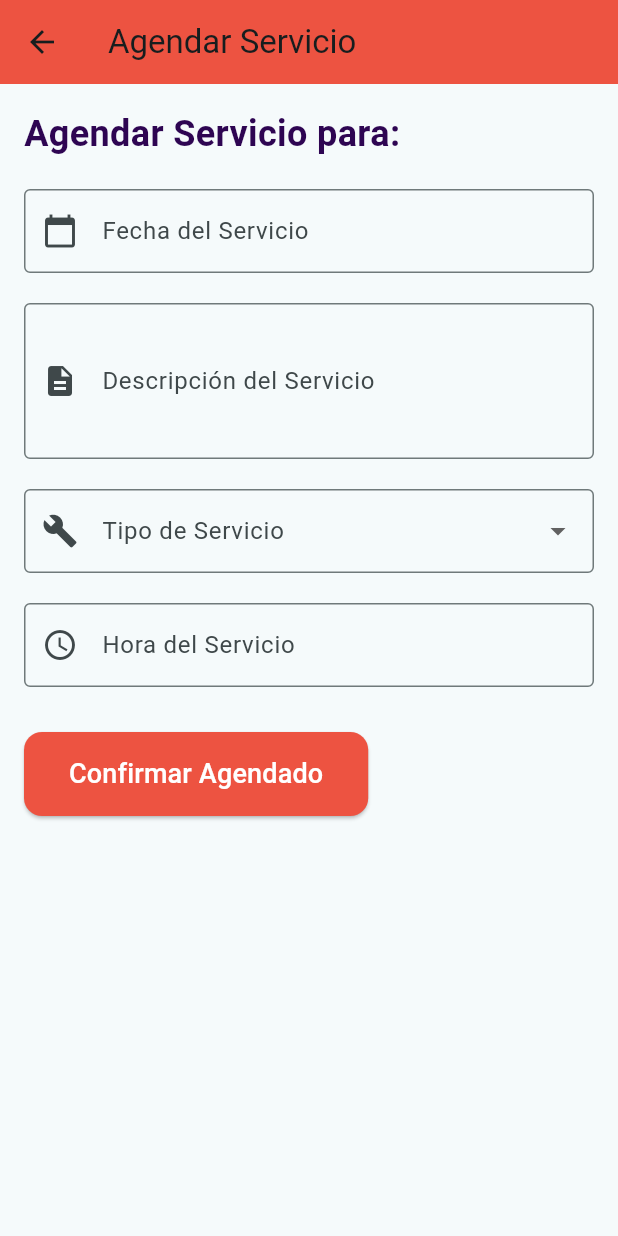
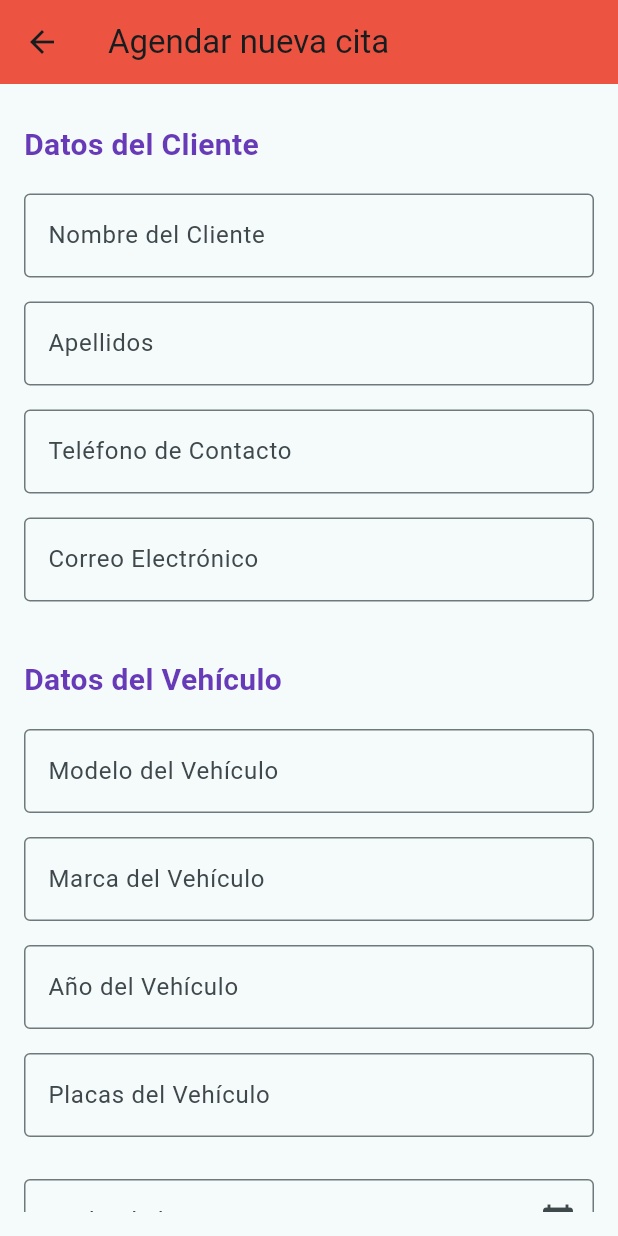
Before and after one commit to BIZAGoD/appclientemia, a Flutter app: the PantallaDetallesTaller screen opened directly with empty values, after a tap on "Agendar una Cita", on a phone screen of 412 x 824 dp. Run offline on Flutter 3.47's test engine with Material 3 defaults, Android fonts, the phone set to English and light mode, and no system bars; Roboto replaces fonts that are missing (Arial).

Commit message:
agendar cita

```diff
--- a/lib/Pantallas/Servicios/PantallaAgendarServicio.dart
+++ b/lib/Pantallas/Servicios/PantallaAgendarServicio.dart
@@ -1,58 +1,106 @@
-import 'package:appcliente/Pantallas/Servicios/PantallaAgregarTaller.dart';
-import 'package:appcliente/Pantallas/Servicios/PantallaServicioAgendado.dart';
 import 'package:flutter/material.dart';
 import 'package:http/http.dart' as http;
 import 'dart:convert';
+import 'package:appcliente/Pantallas/Servicios/PantallaAgregarTaller.dart';
+import 'package:appcliente/Pantallas/Servicios/PantallaServicioAgendado.dart';
 
 class PantallaAgendarServicio extends StatefulWidget {
-  final Taller taller;
-
-  const PantallaAgendarServicio({super.key, required this.taller});
+  const PantallaAgendarServicio({super.key});
 
   @override
   _PantallaAgendarServicioState createState() => _PantallaAgendarServicioState();
 }
 
 class _PantallaAgendarServicioState extends State<PantallaAgendarServicio> {
-  TextEditingController fechaController = TextEditingController();
-  TextEditingController horaController = TextEditingController();
-  TextEditingController descripcionController = TextEditingController();
-  String? selectedTipoServicio;
+  final _formKey = GlobalKey<FormState>();
+  final TextEditingController _fechaController = TextEditingController();
+  final TextEditingController _nombreController = TextEditingController();
+  final TextEditingController _apellidosController = TextEditingController();
+  final TextEditingController _telefonoController = TextEditingController();
+  final TextEditingController _correoController = TextEditingController();
+  final TextEditingController _modeloController = TextEditingController();
+  final TextEditingController _marcaController = TextEditingController();
+  final TextEditingController _anioController = TextEditingController();
+  final TextEditingController _placasController = TextEditingController();
+  final TextEditingController _serviciosController = TextEditingController();
 
-  Future<void> agendarServicio() async {
-    final url = Uri.parse('https://followcar-api-railway-production.up.railway.app/api/citas');
+  bool _aceptaTerminos = false;
+  bool _aceptaPolitica = false;
 
+  @override
+  void dispose() {
+    _fechaController.dispose();
+    _nombreController.dispose();
+    _apellidosController.dispose();
+    _telefonoController.dispose();
+    _correoController.dispose();
+    _modeloController.dispose();
+    _marcaController.dispose();
+    _anioController.dispose();
+    _placasController.dispose();
+    _serviciosController.dispose();
+    super.dispose();
+  }
+
+  void _seleccionarFecha() async {
+    DateTime? fechaSeleccionada = await showDatePicker(
+      context: context,
+      initialDate: DateTime.now(),
+      firstDate: DateTime.now(),
+      lastDate: DateTime(2100),
+    );
+    if (fechaSeleccionada != null) {
+      setState(() {
+        _fechaController.text =
+            "${fechaSeleccionada.day}/${fechaSeleccionada.month}/${fechaSeleccionada.year}";
+      });
+    }
+  }
+
+  Future<void> _agendarCita() async {
+    if (!_formKey.currentState!.validate() || !_aceptaTerminos || !_aceptaPolitica) {
+      ScaffoldMessenger.of(context).showSnackBar(
+        const SnackBar(content: Text('Debe completar todos los campos y aceptar los términos.')),
+      );
+      return;
+    }
+
+    final Map<String, dynamic> citaData = {
+      "nombre": _nombreController.text,
+      "apellidos": _apellidosController.text,
+      "telefono": _telefonoController.text,
+      "correo": _correoController.text,
+      "modelo": _modeloController.text,
+      "marca": _marcaController.text,
+      "anio": _anioController.text,
+      "placas": _placasController.text,
+      "fecha": _fechaController.text,
+      "servicios": _serviciosController.text,
+    };
+
+    final url = Uri.parse("https://followcar-api-railway-production.up.railway.app/api/cita");
+
+    try {
       final response = await http.post(
         url,
-      headers: {
-        'Content-Type': 'application/json',
-      },
-      body: json.encode({
-        'ClienteId': 1, // Suponiendo que el cliente tiene ID 1
-        'VehiculoId': 1, // Suponiendo que el vehículo tiene ID 1
-        'TipoServicioId': selectedTipoServicio, // Deberías mapear el servicio seleccionado
-        'MecanicoId': 1, // Suponiendo que el mecánico tiene ID 1
-        'FechaHora': '${fechaController.text} ${horaController.text}', // Fecha y hora concatenadas
-        'Estado': 'Pendiente',
-        'MotivoCancelacion': '',
-        'ObservacionesCliente': descripcionController.text,
-        'ObservacionesInternas': descripcionController.text,
-        'Prioridad': 'Alta',
-      }),
+        headers: {"Content-Type": "application/json"},
+        body: json.encode(citaData),
       );
 
-    if (response.statusCode == 200) {
-      ScaffoldMessenger.of(context).showSnackBar(
-        SnackBar(content: Text('Servicio agendado exitosamente')),
-      );
-
+      if (response.statusCode == 201) {
+        // Cita agendada con éxito, navega a la pantalla de confirmación
         Navigator.pushReplacement(
           context,
           MaterialPageRoute(builder: (context) => const PantallaServicioAgendado()),
         );
       } else {
         ScaffoldMessenger.of(context).showSnackBar(
-        SnackBar(content: Text('Error al agendar el servicio')),
+          const SnackBar(content: Text('Error al agendar la cita. Inténtelo de nuevo.')),
+        );
+      }
+    } catch (e) {
+      ScaffoldMessenger.of(context).showSnackBar(
+        SnackBar(content: Text('Error de conexión: $e')),
       );
     }
   }
@@ -61,122 +109,99 @@ class _PantallaAgendarServicioState extends State<PantallaAgendarServicio> {
   Widget build(BuildContext context) {
     return Scaffold(
       appBar: AppBar(
-        title: const Text('Agendar Servicio'),
+        title: const Text('Agendar nueva cita'),
         backgroundColor: const Color.fromARGB(255, 237, 83, 65),
       ),
       body: Padding(
         padding: const EdgeInsets.all(16.0),
+        child: Form(
+          key: _formKey,
           child: SingleChildScrollView(
             child: Column(
               crossAxisAlignment: CrossAxisAlignment.start,
               children: [
-              Text(
-                'Agendar Servicio para: ${widget.taller.nombre}',
-                style: const TextStyle(
-                  fontSize: 24,
-                  fontWeight: FontWeight.bold,
-                  color: Color.fromARGB(255, 46, 5, 82),
+                _buildSectionTitle('Datos del Cliente'),
+                _buildTextField('Nombre del Cliente', _nombreController),
+                _buildTextField('Apellidos', _apellidosController),
+                _buildTextField('Teléfono de Contacto', _telefonoController, keyboardType: TextInputType.phone),
+                _buildTextField('Correo Electrónico', _correoController, keyboardType: TextInputType.emailAddress),
+
+                const SizedBox(height: 20),
+                _buildSectionTitle('Datos del Vehículo'),
+                _buildTextField('Modelo del Vehículo', _modeloController),
+                _buildTextField('Marca del Vehículo', _marcaController),
+                _buildTextField('Año del Vehículo', _anioController, keyboardType: TextInputType.number),
+                _buildTextField('Placas del Vehículo', _placasController),
+
+                const SizedBox(height: 20),
+                TextFormField(
+                  controller: _fechaController,
+                  decoration: InputDecoration(
+                    labelText: 'Fecha de la Cita',
+                    suffixIcon: IconButton(
+                      icon: const Icon(Icons.calendar_today),
+                      onPressed: _seleccionarFecha,
                     ),
-              ),
-              const SizedBox(height: 20),
-
-              // Campo para seleccionar la fecha
-              TextFormField(
-                controller: fechaController,
-                decoration: InputDecoration(
-                  labelText: 'Fecha del Servicio',
-                  hintText: 'Selecciona la fecha',
                     border: OutlineInputBorder(),
-                  prefixIcon: const Icon(Icons.calendar_today),
                   ),
                   readOnly: true,
-                onTap: () async {
-                  // Aquí puedes agregar un selector de fecha
-                },
+                  validator: (value) => value!.isEmpty ? 'Seleccione una fecha' : null,
                 ),
-              const SizedBox(height: 20),
+                const SizedBox(height: 15),
+                _buildTextField('Servicios Solicitados', _serviciosController, maxLines: 3),
 
-              // Campo para descripción del servicio
-              TextFormField(
-                controller: descripcionController,
-                decoration: InputDecoration(
-                  labelText: 'Descripción del Servicio',
-                  hintText: 'Especifica el servicio requerido',
-                  border: OutlineInputBorder(),
-                  prefixIcon: const Icon(Icons.description),
-                ),
-                maxLines: 3,
-              ),
-              const SizedBox(height: 20),
-
-              // Selector de tipo de servicio
-              DropdownButtonFormField<String>(
-                decoration: InputDecoration(
-                  labelText: 'Tipo de Servicio',
-                  border: OutlineInputBorder(),
-                  prefixIcon: const Icon(Icons.build),
-                ),
-                items: [
-                  DropdownMenuItem(
-                    value: '1', // ID para Cambio de Aceite
-                    child: Text('Cambio de Aceite'),
-                  ),
-                  DropdownMenuItem(
-                    value: '2', // ID para Revisión General
-                    child: Text('Revisión General'),
-                  ),
-                  DropdownMenuItem(
-                    value: '3', // ID para Frenos
-                    child: Text('Frenos'),
-                  ),
-                  DropdownMenuItem(
-                    value: '4', // ID para Alineación
-                    child: Text('Alineación'),
-                  ),
-                ],
-                onChanged: (value) {
-                  setState(() {
-                    selectedTipoServicio = value;
-                  });
-                },
-              ),
-              const SizedBox(height: 20),
-
-              // Campo para seleccionar la hora
-              TextFormField(
-                controller: horaController,
-                decoration: InputDecoration(
-                  labelText: 'Hora del Servicio',
-                  hintText: 'Selecciona la hora',
-                  border: OutlineInputBorder(),
-                  prefixIcon: const Icon(Icons.access_time),
-                ),
-                readOnly: true,
-                onTap: () async {
-                  // Aquí puedes agregar un selector de hora
-                },
-              ),
-              const SizedBox(height: 30),
-
-              // Botón para confirmar el agendado
-              ElevatedButton(
-                onPressed: agendarServicio,
+                const SizedBox(height: 25),
+                Center(
+                  child: SizedBox(
+                    width: double.infinity,
+                    child: ElevatedButton(
+                      onPressed: _agendarCita,
                       style: ElevatedButton.styleFrom(
                         backgroundColor: const Color.fromARGB(255, 237, 83, 65),
-                  padding: const EdgeInsets.symmetric(horizontal: 30, vertical: 15),
+                        padding: const EdgeInsets.symmetric(vertical: 15),
                         shape: RoundedRectangleBorder(
-                    borderRadius: BorderRadius.circular(12),
+                          borderRadius: BorderRadius.circular(10),
                         ),
+                        textStyle: const TextStyle(fontSize: 18),
                       ),
-                child: const Text(
-                  'Confirmar Agendado',
-                  style: TextStyle(fontSize: 18, color: Colors.white),
+                      child: const Text('Agendar', style: TextStyle(fontSize: 18)),
+                    ),
                   ),
                 ),
               ],
             ),
           ),
         ),
+      ),
     );
   }
+
+  Widget _buildTextField(String labelText, TextEditingController controller,
+      {TextInputType keyboardType = TextInputType.text, int maxLines = 1}) {
+    return Padding(
+      padding: const EdgeInsets.symmetric(vertical: 8.0),
+      child: TextFormField(
+        controller: controller,
+        decoration: InputDecoration(
+          labelText: labelText,
+          border: OutlineInputBorder(),
+        ),
+        keyboardType: keyboardType,
+        maxLines: maxLines,
+        validator: (value) => value!.isEmpty ? 'Campo requerido' : null,
+      ),
+    );
   }
+
+  Widget _buildSectionTitle(String title) {
+    return Padding(
+      padding: const EdgeInsets.symmetric(vertical: 10.0),
+      child: Text(
+        title,
+        style: const TextStyle(fontSize: 20, fontWeight: FontWeight.bold, color: Colors.deepPurple),
+      ),
+    );
+  }
+
+
+}
--- a/lib/Pantallas/Servicios/PantallaDetallesTaller.dart
+++ b/lib/Pantallas/Servicios/PantallaDetallesTaller.dart
@@ -83,7 +83,7 @@ class PantallaDetallesTaller extends StatelessWidget {
                     Navigator.pushReplacement(
                       context,
                       MaterialPageRoute(
-                        builder: (context) => PantallaAgendarServicio(taller: taller),
+                        builder: (context) => PantallaAgendarServicio(),
                       ),
                     );
                   },
```
Lines whose indentation alone changed are shown as unchanged.
